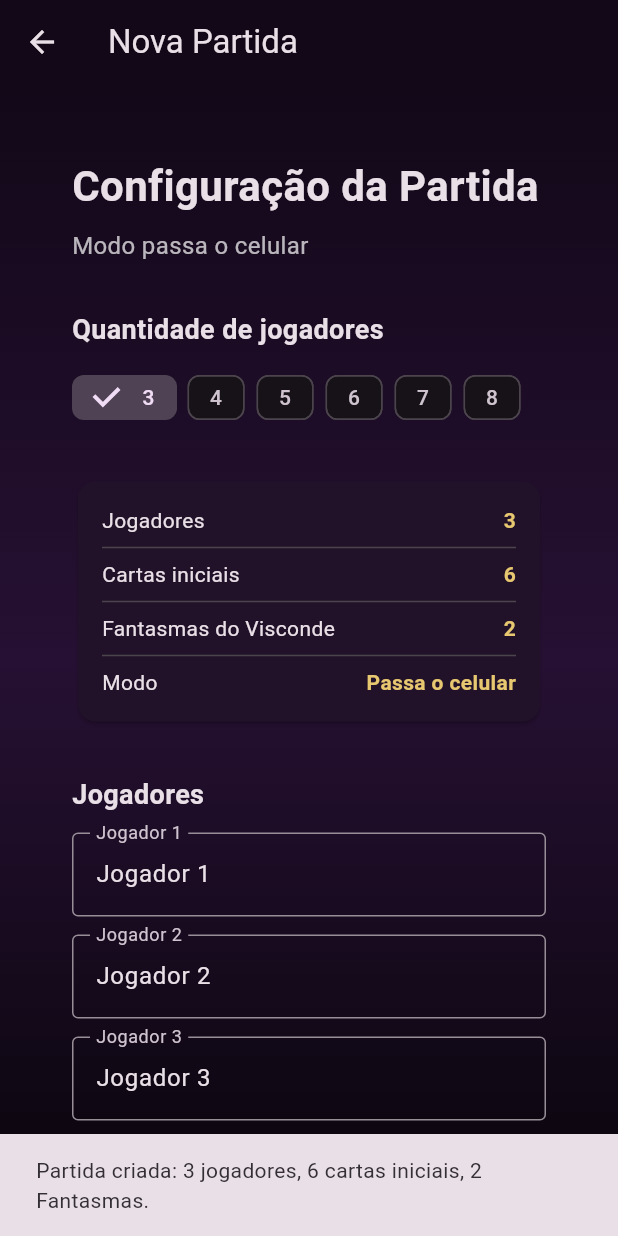
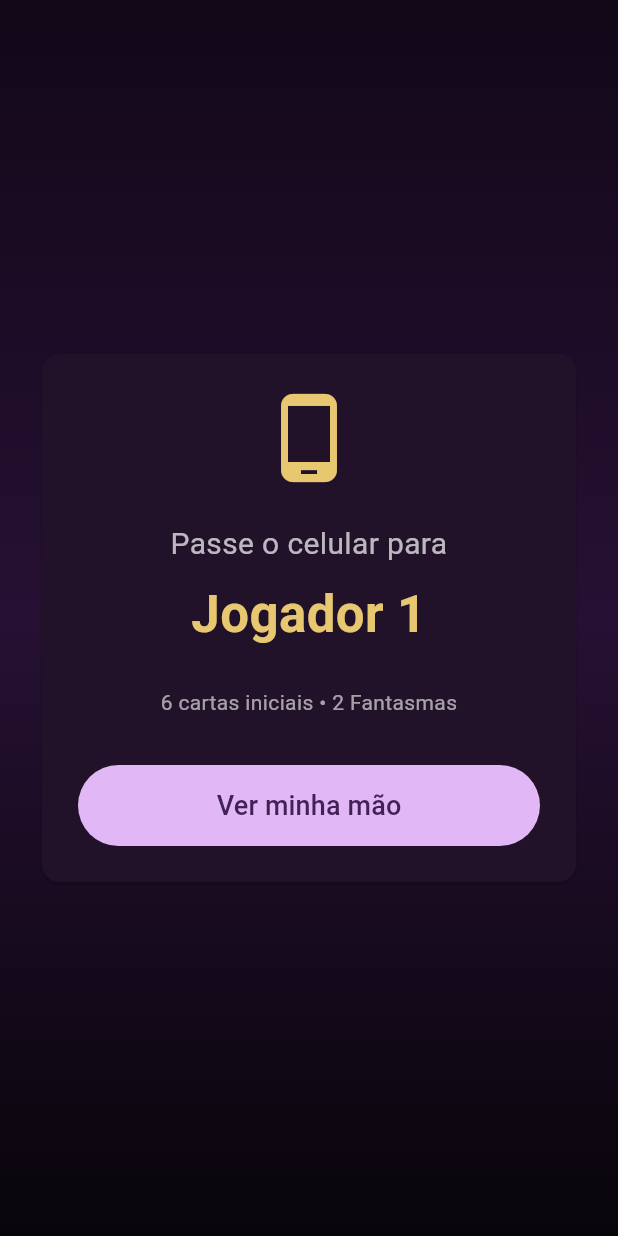
Before and after one commit to aluciano/ShadowHouseApp, a Flutter app: the SetupScreen screen opened directly, after a tap on "Iniciar Partida", on a phone screen of 412 x 824 dp. Run offline on Flutter 3.47's test engine with Material 3 defaults, Android fonts, the phone set to English and light mode, and no system bars.

Commit message:
Implement game hand-off screen and setup data model
- Create `GameSetup` class to encapsulate match configuration, including player names and card counts.
- Add `PassDeviceScreen` to facilitate local multiplayer hand-offs by prompting the next player.
- Update game start logic to navigate to the pass-device flow instead of displaying a placeholder snackbar.

```diff
--- a/lib/main.dart
+++ b/lib/main.dart
@@ -40,6 +40,18 @@ class GameSetupRules {
 
     return 3;
   }
+}
+
+class GameSetup {
+  const GameSetup({
+    required this.playerNames,
+    required this.initialCards,
+    required this.ghostCopies,
+  });
+
+  final List<String> playerNames;
+  final int initialCards;
+  final int ghostCopies;
 }
 
 class HomeScreen extends StatelessWidget {
@@ -222,12 +234,17 @@ class _SetupScreenState extends State<SetupScreen> {
     final ghostCopies =
     GameSetupRules.ghostCopiesForPlayerCount(playerCount);
 
-    ScaffoldMessenger.of(context).showSnackBar(
-      SnackBar(
-        content: Text(
-          'Partida criada: $playerCount jogadores, '
-              '$initialCards cartas iniciais, '
-              '$ghostCopies Fantasmas.',
+    final setup = GameSetup(
+      playerNames: playerNames,
+      initialCards: initialCards,
+      ghostCopies: ghostCopies,
+    );
+
+    Navigator.of(context).push(
+      MaterialPageRoute(
+        builder: (_) => PassDeviceScreen(
+          setup: setup,
+          currentPlayerIndex: 0,
         ),
       ),
     );
@@ -416,6 +433,98 @@ class SetupSummaryRow extends StatelessWidget {
   }
 }
 
+class PassDeviceScreen extends StatelessWidget {
+  const PassDeviceScreen({
+    super.key,
+    required this.setup,
+    required this.currentPlayerIndex,
+  });
+
+  final GameSetup setup;
+  final int currentPlayerIndex;
+
+  @override
+  Widget build(BuildContext context) {
+    final currentPlayerName = setup.playerNames[currentPlayerIndex];
+
+    return Scaffold(
+      body: ShadowBackground(
+        child: SafeArea(
+          child: Center(
+            child: Card(
+              color: const Color(0xFF221229),
+              child: Padding(
+                padding: const EdgeInsets.all(24),
+                child: Column(
+                  mainAxisSize: MainAxisSize.min,
+                  children: [
+                    const Icon(
+                      Icons.phone_android,
+                      size: 64,
+                      color: Color(0xFFE7C76F),
+                    ),
+                    const SizedBox(height: 24),
+                    const Text(
+                      'Passe o celular para',
+                      textAlign: TextAlign.center,
+                      style: TextStyle(
+                        fontSize: 20,
+                        color: Colors.white70,
+                      ),
+                    ),
+                    const SizedBox(height: 8),
+                    Text(
+                      currentPlayerName,
+                      textAlign: TextAlign.center,
+                      style: const TextStyle(
+                        fontSize: 34,
+                        fontWeight: FontWeight.bold,
+                        color: Color(0xFFE7C76F),
+                      ),
+                    ),
+                    const SizedBox(height: 24),
+                    Text(
+                      '${setup.initialCards} cartas iniciais • '
+                          '${setup.ghostCopies} Fantasmas',
+                      textAlign: TextAlign.center,
+                      style: const TextStyle(
+                        fontSize: 14,
+                        color: Colors.white60,
+                      ),
+                    ),
+                    const SizedBox(height: 32),
+                    SizedBox(
+                      width: double.infinity,
+                      child: FilledButton(
+                        onPressed: () {
+                          ScaffoldMessenger.of(context).showSnackBar(
+                            SnackBar(
+                              content: Text(
+                                'Em breve: mão de $currentPlayerName',
+                              ),
+                            ),
+                          );
+                        },
+                        child: const Padding(
+                          padding: EdgeInsets.symmetric(vertical: 14),
+                          child: Text(
+                            'Ver minha mão',
+                            style: TextStyle(fontSize: 18),
+                          ),
+                        ),
+                      ),
+                    ),
+                  ],
+                ),
+              ),
+            ),
+          ),
+        ),
+      ),
+    );
+  }
+}
+
 class ShadowBackground extends StatelessWidget {
   const ShadowBackground({
     super.key,
```
